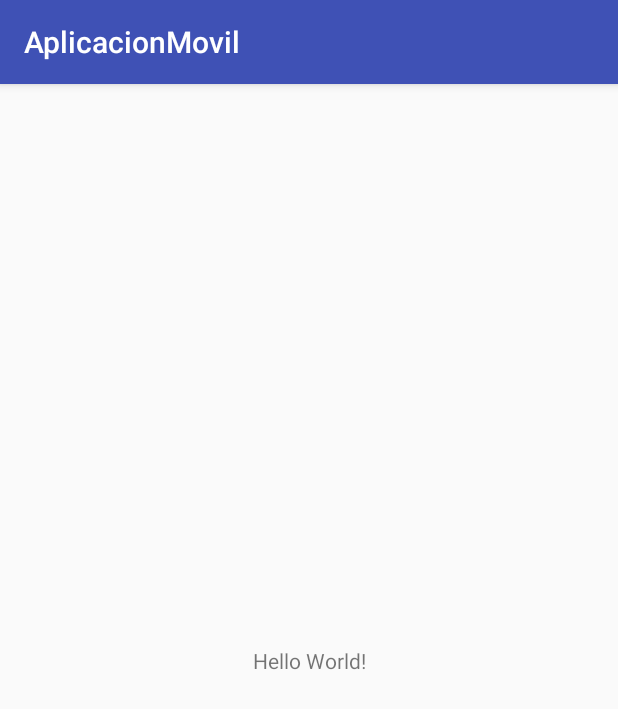
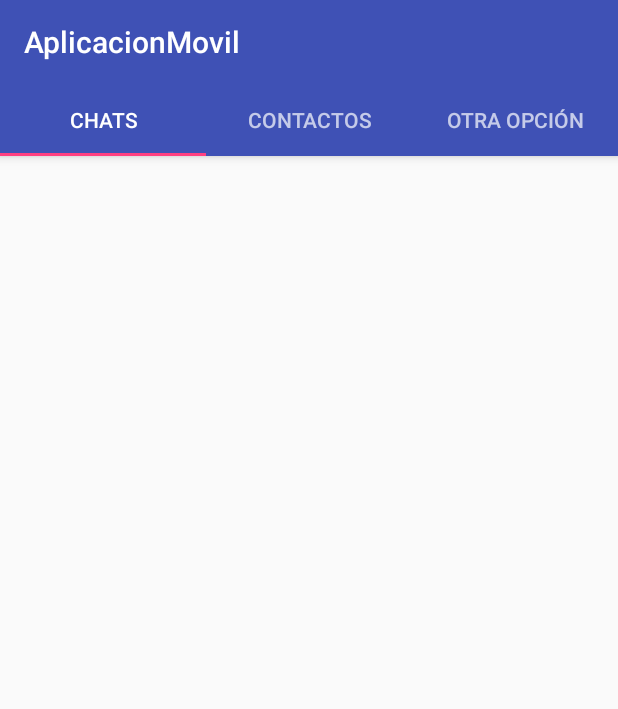
Before and after one commit to PabloEspana/AplicacionMovil, an Android app: the screen it shows after launch (MainActivity), on a phone screen of 412 x 824 dp. Shown: the top 709 px of the screen. Run offline under Robolectric (Android 15) with nearby library versions, the phone set to English and light mode, and no system bars.

Commit message:
Material design agregado

```diff
--- a/app/build.gradle
+++ b/app/build.gradle
@@ -26,5 +26,8 @@ dependencies {
     })
     compile 'com.android.support:appcompat-v7:25.3.1'
     compile 'com.android.support.constraint:constraint-layout:1.0.2'
+    compile 'com.android.support:design:25.3.1'
+    compile 'com.android.support:recyclerview-v7:25.3.1'
+    compile 'com.android.support:cardview-v7:25.3.1'
     testCompile 'junit:junit:4.12'
 }
--- a/app/src/main/AndroidManifest.xml
+++ b/app/src/main/AndroidManifest.xml
@@ -16,6 +16,7 @@
                 <category android:name="android.intent.category.LAUNCHER" />
             </intent-filter>
         </activity>
+        <activity android:name=".listadoChats"></activity>
     </application>
 
 </manifest>
--- a/app/src/main/java/com/facci/proyecto/aplicacionmovil/MainActivity.java
+++ b/app/src/main/java/com/facci/proyecto/aplicacionmovil/MainActivity.java
@@ -1,7 +1,9 @@
 package com.facci.proyecto.aplicacionmovil;
 
+import android.support.design.widget.TabLayout;
 import android.support.v7.app.AppCompatActivity;
 import android.os.Bundle;
+import android.support.v7.widget.Toolbar;
 
 public class MainActivity extends AppCompatActivity {
 
@@ -9,5 +11,15 @@ public class MainActivity extends AppCompatActivity {
     protected void onCreate(Bundle savedInstanceState) {
         super.onCreate(savedInstanceState);
         setContentView(R.layout.activity_main);
+
+        // Adding Toolbar to Main screen
+        Toolbar toolbar = (Toolbar) findViewById(R.id.toolbar);
+        setSupportActionBar(toolbar);
+
+        TabLayout tabs = (TabLayout) findViewById(R.id.tabs);
+        tabs.addTab(tabs.newTab().setText("Chats"));
+        tabs.addTab(tabs.newTab().setText("Contactos"));
+        tabs.addTab(tabs.newTab().setText("Otra opción"));
     }
+
 }
--- /dev/null
+++ b/app/src/main/java/com/facci/proyecto/aplicacionmovil/listadoChats.java
@@ -0,0 +1,13 @@
+package com.facci.proyecto.aplicacionmovil;
+
+import android.support.v7.app.AppCompatActivity;
+import android.os.Bundle;
+
+public class listadoChats extends AppCompatActivity {
+
+    @Override
+    protected void onCreate(Bundle savedInstanceState) {
+        super.onCreate(savedInstanceState);
+        setContentView(R.layout.activity_listado_chats);
+    }
+}
--- /dev/null
+++ b/app/src/main/res/layout/activity_listado_chats.xml
@@ -0,0 +1,9 @@
+<?xml version="1.0" encoding="utf-8"?>
+<android.support.v7.widget.RecyclerView xmlns:android="http://schemas.android.com/apk/res/android"
+    xmlns:app="http://schemas.android.com/apk/res-auto"
+    android:id="@+id/my_recycler_view"
+    android:layout_width="match_parent"
+    android:layout_height="match_parent"
+    android:clipToPadding="false"
+    android:scrollbars="vertical"
+    app:layout_behavior="@string/appbar_scrolling_view_behavior" />
--- a/app/src/main/res/layout/activity_main.xml
+++ b/app/src/main/res/layout/activity_main.xml
@@ -1,18 +1,31 @@
 <?xml version="1.0" encoding="utf-8"?>
-<android.support.constraint.ConstraintLayout xmlns:android="http://schemas.android.com/apk/res/android"
+<android.support.design.widget.CoordinatorLayout xmlns:android="http://schemas.android.com/apk/res/android"
     xmlns:app="http://schemas.android.com/apk/res-auto"
     xmlns:tools="http://schemas.android.com/tools"
     android:layout_width="match_parent"
-    android:layout_height="match_parent"
-    tools:context="com.facci.proyecto.aplicacionmovil.MainActivity">
+    android:layout_height="551dp"
+    tools:context=".MainActivity">
 
-    <TextView
-        android:layout_width="wrap_content"
+    <android.support.design.widget.AppBarLayout
+        android:id="@+id/appbar"
+        android:layout_width="match_parent"
         android:layout_height="wrap_content"
-        android:text="Hello World!"
-        app:layout_constraintBottom_toBottomOf="parent"
-        app:layout_constraintLeft_toLeftOf="parent"
-        app:layout_constraintRight_toRightOf="parent"
-        app:layout_constraintTop_toTopOf="parent" />
+        android:theme="@style/ThemeOverlay.AppCompat.Dark.ActionBar">
 
-</android.support.constraint.ConstraintLayout>
+        <android.support.v7.widget.Toolbar
+            android:id="@+id/toolbar"
+            android:layout_width="match_parent"
+            android:layout_height="?attr/actionBarSize"
+            android:background="?attr/colorPrimary"
+            app:layout_scrollFlags="scroll|enterAlways"
+            app:popupTheme="@style/ThemeOverlay.AppCompat.Light" />
+
+        <android.support.design.widget.TabLayout
+            android:id="@+id/tabs"
+            android:layout_width="match_parent"
+            android:layout_height="wrap_content" />
+
+    </android.support.design.widget.AppBarLayout>
+
+
+</android.support.design.widget.CoordinatorLayout>
--- a/app/src/main/res/values/colors.xml
+++ b/app/src/main/res/values/colors.xml
@@ -1,5 +1,6 @@
 <?xml version="1.0" encoding="utf-8"?>
 <resources>
+    <!--<color name="colorPrimary">#3F51B5</color>-->
     <color name="colorPrimary">#3F51B5</color>
     <color name="colorPrimaryDark">#303F9F</color>
     <color name="colorAccent">#FF4081</color>
--- a/app/src/main/res/values/styles.xml
+++ b/app/src/main/res/values/styles.xml
@@ -1,8 +1,12 @@
 <resources>
 
     <!-- Base application theme. -->
-    <style name="AppTheme" parent="Theme.AppCompat.Light.DarkActionBar">
+    <!--<style name="AppTheme" parent="Theme.AppCompat.Light.DarkActionBar">-->
+    <style name="AppTheme" parent="Theme.AppCompat.Light.NoActionBar">
         <!-- Customize your theme here. -->
+
+
+
         <item name="colorPrimary">@color/colorPrimary</item>
         <item name="colorPrimaryDark">@color/colorPrimaryDark</item>
         <item name="colorAccent">@color/colorAccent</item>
```
